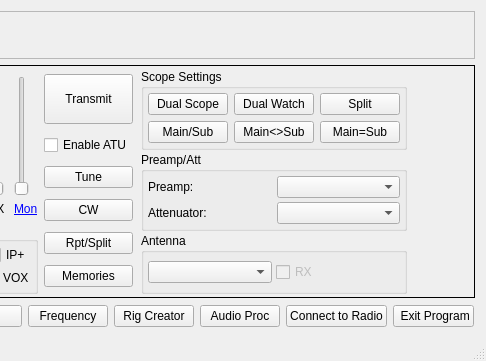
wf-group/wfview, file src/wfmain.ui: the form before one commit; both pictures show x 502 to 988 and y 0 to 361 of the 988 by 361 pixel window.
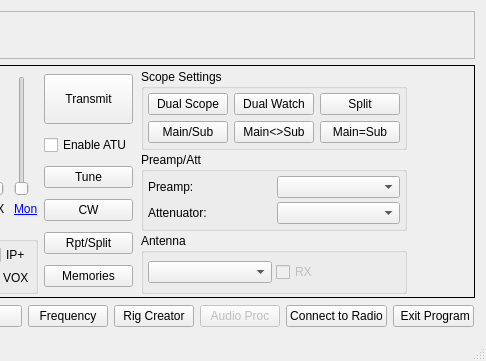
The form after the commit. Custom widgets are drawn as their Qt base class.

Commit message: Remove audio processor from radios without transmit and without a LAN connection.

What changed in the file:
```diff
--- a/src/wfmain.ui
+++ b/src/wfmain.ui
@@ -1302,6 +1302,9 @@
        </item>
        <item>
         <widget class="QPushButton" name="audioProcBtn">
+         <property name="enabled">
+          <bool>false</bool>
+         </property>
          <property name="focusPolicy">
           <enum>Qt::FocusPolicy::NoFocus</enum>
          </property>
```
The commit also changes 1 other file.
